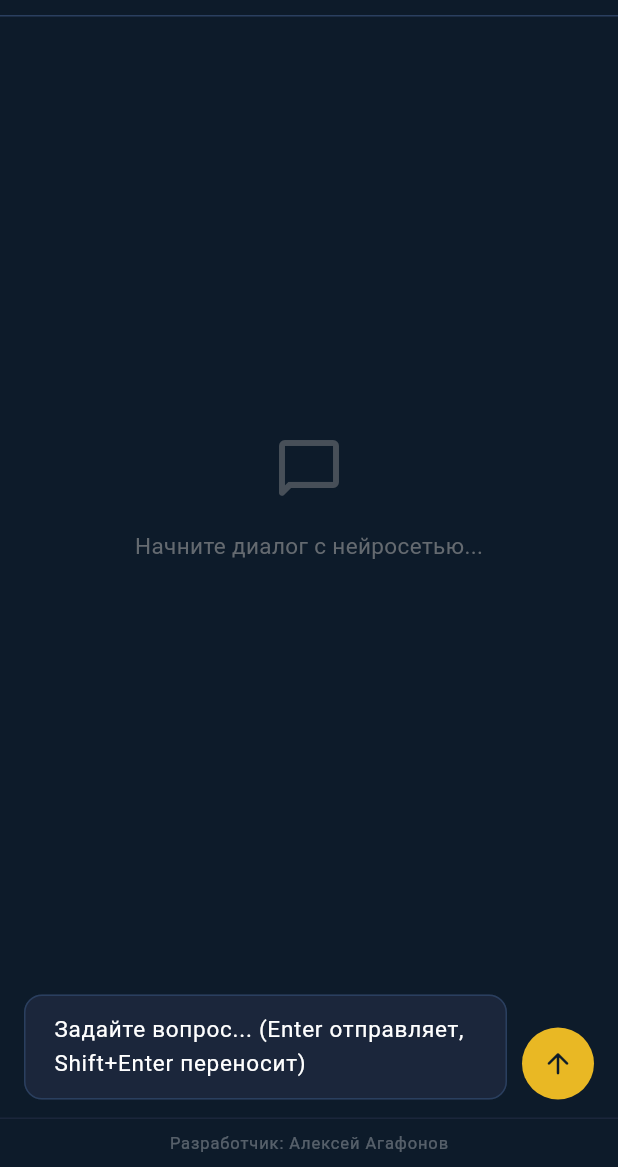
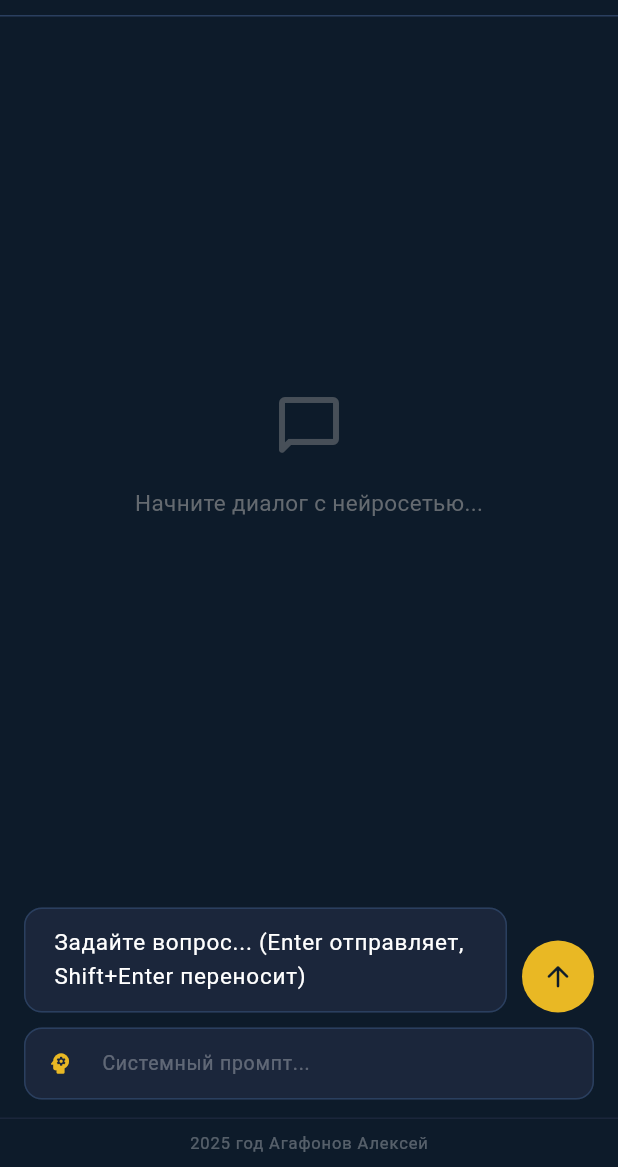
Before and after one commit to pillow20/ai_chat_hugging, a Flutter app: the screen it shows after launch, after a tap on the "arrow upward" icon, on a phone screen of 412 x 824 dp, the part 69-1236 px from its top. Run offline on Flutter 3.47's test engine with Material 3 defaults, Android fonts, the phone set to English and light mode, and no system bars; our stand-ins replace flutter_markdown; missing offline and left inert: dart:html, markdown.

Commit message:
Implement chat summary and UI enhancements
Added chat summary functionality and updated UI components.

```diff
--- a/lib/chat_screen.dart
+++ b/lib/chat_screen.dart
@@ -5,16 +5,20 @@ import 'dart:convert';
 import 'package:flutter_markdown/flutter_markdown.dart';
 import 'dart:html' as html;
 import 'widgets/code_block_builder.dart';
+
 class ChatScreen extends StatefulWidget {
   const ChatScreen({super.key});
+
   @override
   State<ChatScreen> createState() => _ChatScreenState();
 }
+
 class _ChatScreenState extends State<ChatScreen> {
   final TextEditingController _messageController = TextEditingController();
   final TextEditingController _apiKeyController = TextEditingController();
   final TextEditingController _systemPromptController = TextEditingController();
   final ScrollController _scrollController = ScrollController();
+
   late final FocusNode _messageFocusNode = FocusNode(
     onKeyEvent: (node, event) {
       if (event is KeyDownEvent && event.logicalKey == LogicalKeyboardKey.enter) {
@@ -27,10 +31,16 @@ class _ChatScreenState extends State<ChatScreen> {
       return KeyEventResult.ignored;
     },
   );
+
   double _temperature = 0.7;
   int _maxTokens = 4000;
   bool _isLoading = false;
   bool _autoFocus = true;
+
+  // === Суммаризация ===
+  String _chatSummary = '';
+  int _lastSummaryFailureIndex = -1;
+
   final List<Map<String, String>> _models = [
     {'name': 'DeepSeek-4V-flash', 'id': 'deepseek-ai/DeepSeek-V4-Flash:deepinfra'},
     {'name': 'Llama 3.1 8B (Ультра-бюджет)', 'id': 'meta-llama/Llama-3.1-8B-Instruct:cheapest'},
@@ -38,19 +48,64 @@ class _ChatScreenState extends State<ChatScreen> {
     {'name': 'Qwen 3.5 27B (Для кода)', 'id': 'Qwen/Qwen3.5-27B:cheapest'},
     {'name': 'Qwen 3.6 35B MoE (Быстрая)', 'id': 'Qwen/Qwen3.6-35B-A3B:cheapest'},
     {'name': 'Phi-4 (Сверхдешевый интеллект от MS)', 'id': 'microsoft/phi-4:cheapest'},
-    {'name':'Llama 3.1 70B (Красивый Текст)', 'id':'meta-llama/Llama-3.1-70B-Instruct:deepinfra'},
+    {'name': 'Llama 3.1 70B (Красивый Текст)', 'id': 'meta-llama/Llama-3.1-70B-Instruct:deepinfra'},
   ];
+
   late String _selectedModel;
   final List<Map<String, String>> _messages = [];
+
   @override
   void initState() {
     super.initState();
     _selectedModel = _models[0]['id']!;
   }
+
+  Future<bool> _updateChatSummary(List<Map<String, String>> oldMessages) async {
+    final oldChatText = oldMessages.map((m) => '${m['role']}: ${m['content']}').join('\n');
+
+    final summaryPrompt = 'Ты — помощник, который делает краткие выжимки диалогов. '
+        'Кратко перескажи суть этого диалога в 2-4 предложениях, сохранив ключевые факты, имена и темы. '
+        'Отвечай ТОЛЬКО выжимкой, без вступлений.\n\n'
+        'Текущая выжимка предыдущей истории: ${_chatSummary.isEmpty ? "Пусто" : _chatSummary}\n\n'
+        'Новые сообщения для учета:\n$oldChatText';
+
+    try {
+      final response = await http.post(
+        Uri.parse('https://router.huggingface.co/v1/chat/completions'),
+        headers: {
+          'Authorization': 'Bearer ${_apiKeyController.text.trim()}',
+          'Content-Type': 'application/json',
+        },
+        body: jsonEncode({
+          'model': _selectedModel,
+          'temperature': 0.3,
+          'max_tokens': 300,
+          'messages': [
+            {'role': 'user', 'content': summaryPrompt}
+          ],
+        }),
+      ).timeout(const Duration(seconds: 10));
+
+      if (response.statusCode == 200) {
+        final data = jsonDecode(utf8.decode(response.bodyBytes));
+        final newSummary = data['choices'][0]['message']['content'].toString().trim();
+        if (newSummary.isNotEmpty && newSummary.length > 10) {
+          _chatSummary = newSummary;
+          return true;
+        }
+      }
+    } catch (e) {
+      print('Ошибка суммаризации: $e');
+    }
+
+    return false;
+  }
+
   Future<void> _sendMessage() async {
     final text = _messageController.text.trim();
     final apiKey = _apiKeyController.text.trim();
     final systemPrompt = _systemPromptController.text.trim();
+
     if (text.isEmpty) return;
     if (apiKey.isEmpty) {
       ScaffoldMessenger.of(context).showSnackBar(
@@ -63,18 +118,55 @@ class _ChatScreenState extends State<ChatScreen> {
       );
       return;
     }
+
     setState(() {
       _messages.add({'role': 'user', 'content': text});
       _messageController.clear();
       _isLoading = true;
     });
+
     _scrollToBottom();
+
+    // === ЛОГИКА СУММАРИЗАЦИИ ===
+    if (_messages.length > 15) {
+      // Проверяем, не было ли недавней неудачи суммаризации
+      final shouldTrySummary = _lastSummaryFailureIndex == -1 ||
+          (_messages.length - _lastSummaryFailureIndex) >= 10;
+
+      if (shouldTrySummary) {
+        final removeCount = _messages.length - 15;
+        final oldMessages = _messages.sublist(0, removeCount);
+
+        final bool success = await _updateChatSummary(oldMessages);
+
+        if (success) {
+          setState(() {
+            _messages.removeRange(0, removeCount);
+            _lastSummaryFailureIndex = -1;
+          });
+        } else {
+          _lastSummaryFailureIndex = _messages.length;
+        }
+      }
+    }
+    // ============================
+
     try {
       final List<Map<String, dynamic>> apiMessages = [];
+
       if (systemPrompt.isNotEmpty) {
         apiMessages.add({'role': 'system', 'content': systemPrompt});
       }
+
+      if (_chatSummary.isNotEmpty) {
+        apiMessages.add({
+          'role': 'system',
+          'content': 'Контекст предыдущих сообщений (суммаризация): $_chatSummary'
+        });
+      }
+
       apiMessages.addAll(_messages.map((m) => {'role': m['role'], 'content': m['content']}).toList());
+
       final response = await http.post(
         Uri.parse('https://router.huggingface.co/v1/chat/completions'),
         headers: {
@@ -88,6 +180,7 @@ class _ChatScreenState extends State<ChatScreen> {
           'messages': apiMessages,
         }),
       );
+
       if (response.statusCode == 200) {
         final data = jsonDecode(utf8.decode(response.bodyBytes));
         final reply = data['choices'][0]['message']['content'].toString();
@@ -109,6 +202,7 @@ class _ChatScreenState extends State<ChatScreen> {
       }
     }
   }
+
   void _scrollToBottom() {
     WidgetsBinding.instance.addPostFrameCallback((_) {
       if (_scrollController.hasClients) {
@@ -120,6 +214,7 @@ class _ChatScreenState extends State<ChatScreen> {
       }
     });
   }
+
   @override
   void dispose() {
     _apiKeyController.dispose();
@@ -129,6 +224,7 @@ class _ChatScreenState extends State<ChatScreen> {
     _messageFocusNode.dispose();
     super.dispose();
   }
+
   void _openSettings() {
     showModalBottomSheet(
       context: context,
@@ -182,17 +278,6 @@ class _ChatScreenState extends State<ChatScreen> {
                   decoration: const InputDecoration(
                     hintText: 'Введите токен...',
                     prefixIcon: Icon(Icons.key_rounded, size: 20, color: Color(0xFFE9B824)),
-                  ),
-                ),
-                const SizedBox(height: 16),
-                const Text('Системный промпт', style: TextStyle(color: Colors.white70, fontSize: 13)),
-                const SizedBox(height: 8),
-                TextField(
-                  controller: _systemPromptController,
-                  maxLines: 3,
-                  decoration: const InputDecoration(
-                    hintText: 'Например: "Ты опытный разработчик..."',
-                    prefixIcon: Icon(Icons.psychology_rounded, size: 20, color: Color(0xFFE9B824)),
                   ),
                 ),
                 const SizedBox(height: 20),
@@ -308,6 +393,7 @@ class _ChatScreenState extends State<ChatScreen> {
       ),
     );
   }
+
   @override
   Widget build(BuildContext context) {
     return Scaffold(
@@ -374,6 +460,7 @@ class _ChatScreenState extends State<ChatScreen> {
       ),
     );
   }
+
   Widget _buildChatBubble(Map<String, String> msg) {
     final isUser = msg['role'] == 'user';
     return Padding(
@@ -481,12 +568,16 @@ class _ChatScreenState extends State<ChatScreen> {
       ),
     );
   }
+
   Widget _buildInputPanel() {
     return Container(
       padding: const EdgeInsets.fromLTRB(16, 10, 16, 12),
       color: const Color(0xFF0D1B2A),
       child: SafeArea(
-        child: Row(
+        child: Column(
+          mainAxisSize: MainAxisSize.min,
+          children: [
+            Row(
               crossAxisAlignment: CrossAxisAlignment.end,
               children: [
                 Expanded(
@@ -517,9 +608,40 @@ class _ChatScreenState extends State<ChatScreen> {
                 ),
               ],
             ),
+            const SizedBox(height: 10),
+            TextField(
+              controller: _systemPromptController,
+              maxLines: 2,
+              minLines: 1,
+              style: const TextStyle(fontSize: 13, color: Colors.white70),
+              decoration: const InputDecoration(
+                hintText: 'Системный промпт...',
+                hintStyle: TextStyle(color: Colors.white30),
+                contentPadding: EdgeInsets.symmetric(horizontal: 12, vertical: 8),
+                prefixIcon: Icon(Icons.psychology_rounded, size: 18, color: Color(0xFFE9B824)),
+                isDense: true,
+                filled: true,
+                fillColor: Color(0xFF1B263B),
+                border: OutlineInputBorder(
+                  borderRadius: BorderRadius.all(Radius.circular(12)),
+                  borderSide: BorderSide(color: Color(0xFF2A3F5F)),
+                ),
+                enabledBorder: OutlineInputBorder(
+                  borderRadius: BorderRadius.all(Radius.circular(12)),
+                  borderSide: BorderSide(color: Color(0xFF2A3F5F)),
+                ),
+                focusedBorder: OutlineInputBorder(
+                  borderRadius: BorderRadius.all(Radius.circular(12)),
+                  borderSide: BorderSide(color: Color(0xFFE9B824)),
+                ),
+              ),
+            ),
+          ],
+        ),
       ),
     );
   }
+
   Widget _buildFooter() {
     return Container(
       width: double.infinity,
@@ -530,12 +652,13 @@ class _ChatScreenState extends State<ChatScreen> {
       ),
       child: const Center(
         child: Text(
-          'Разработчик: Алексей Агафонов',
+          '2025 год Агафонов Алексей',
           style: TextStyle(color: Colors.white30, fontSize: 11, letterSpacing: 0.6, fontWeight: FontWeight.w400),
         ),
       ),
     );
   }
+
   void _downloadFile(String text, String extension, BuildContext context) {
     try {
       String ext = extension.toLowerCase();
@@ -545,14 +668,17 @@ class _ChatScreenState extends State<ChatScreen> {
       if (ext == 'typescript') ext = 'ts';
       if (ext == 'dart') ext = 'dart';
       if (ext == 'csharp') ext = 'cs';
+
       final filename = 'generated_code.$ext';
       final bytes = utf8.encode(text);
       final blob = html.Blob([bytes], 'text/plain;charset=utf-8');
       final url = html.Url.createObjectUrlFromBlob(blob);
+
       html.AnchorElement(href: url)
         ..setAttribute("download", filename)
         ..click();
       html.Url.revokeObjectUrl(url);
+
       ScaffoldMessenger.of(context).showSnackBar(
         SnackBar(behavior: SnackBarBehavior.floating, content: Text('Файл $filename успешно скачан')),
       );
@@ -560,6 +686,7 @@ class _ChatScreenState extends State<ChatScreen> {
       ScaffoldMessenger.of(context).showSnackBar(SnackBar(content: Text('Ошибка скачивания: $e')));
     }
   }
+
   void _copyToClipboard(String text, BuildContext context) {
     Clipboard.setData(ClipboardData(text: text));
     ScaffoldMessenger.of(context).showSnackBar(
```
Lines whose indentation alone changed are shown as unchanged.
